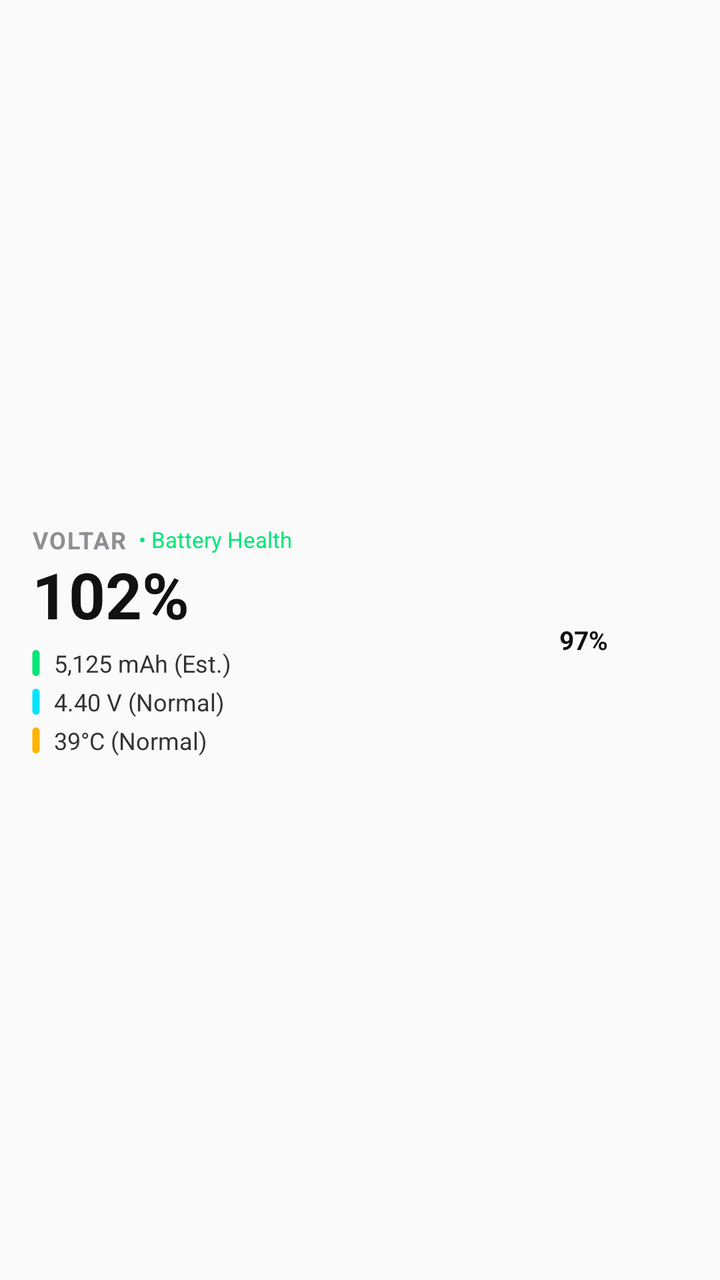
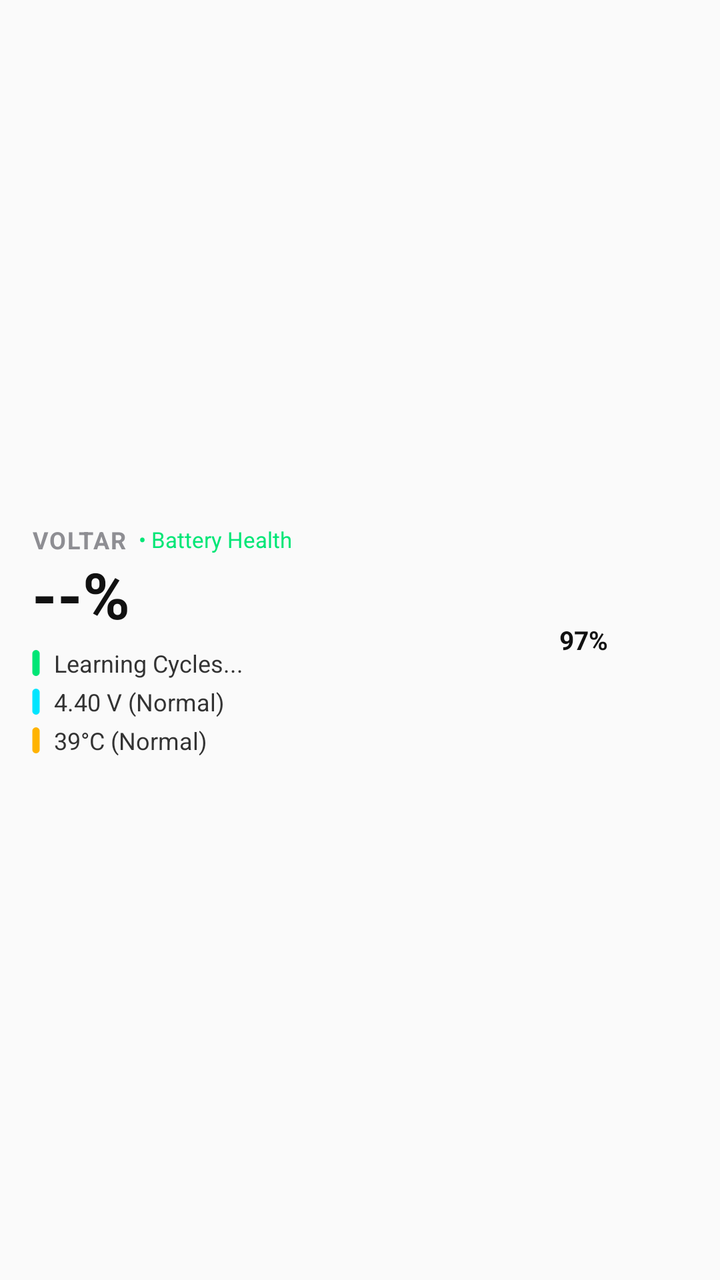

Compare the two renders of this Android layout. The source of the first and the diff that turns it into the second are given below.
<!-- AndroidManifest.xml: application theme Theme.Voltar -->
<!-- res/layout/widget_voltar_medium.xml -->
<?xml version="1.0" encoding="utf-8"?>
<FrameLayout xmlns:android="http://schemas.android.com/apk/res/android"
    android:id="@+id/widget_root"
    android:layout_width="match_parent"
    android:layout_height="match_parent">

    
    <ImageView
        android:id="@+id/widget_background"
        android:layout_width="match_parent"
        android:layout_height="match_parent"
        android:scaleType="fitXY"
        android:contentDescription="@null" />

    
    <LinearLayout
        android:layout_width="match_parent"
        android:layout_height="match_parent"
        android:orientation="horizontal"
        android:padding="16dp"
        android:gravity="center_vertical"
        android:baselineAligned="false">

        
        <LinearLayout
            android:layout_width="0dp"
            android:layout_height="wrap_content"
            android:layout_weight="1"
            android:orientation="vertical">

            
            <LinearLayout
                android:layout_width="wrap_content"
                android:layout_height="wrap_content"
                android:orientation="horizontal"
                android:gravity="center_vertical">

                <TextView
                    android:id="@+id/widget_title"
                    android:layout_width="wrap_content"
                    android:layout_height="wrap_content"
                    android:text="VOLTAR"
                    android:textSize="12sp"
                    android:textStyle="bold"
                    android:textColor="#8E8E93"
                    android:letterSpacing="0.05" />

                <TextView
                    android:id="@+id/widget_badge"
                    android:layout_width="wrap_content"
                    android:layout_height="wrap_content"
                    android:layout_marginStart="6dp"
                    android:text="• Battery Health"
                    android:textSize="11sp"
                    android:textColor="#00E676" />
            </LinearLayout>

            
            <TextView
                android:id="@+id/widget_health_value"
                android:layout_width="wrap_content"
                android:layout_height="wrap_content"
                android:layout_marginTop="2dp"
                android:layout_marginBottom="6dp"
                android:text="102%"
                android:textSize="32sp"
                android:textStyle="bold"
                android:textColor="#111111"
                android:includeFontPadding="false" />

            
            <LinearLayout
                android:layout_width="wrap_content"
                android:layout_height="wrap_content"
                android:orientation="horizontal"
                android:gravity="center_vertical"
                android:layout_marginBottom="3dp">

                <ImageView
                    android:layout_width="4dp"
                    android:layout_height="13dp"
                    android:layout_marginEnd="7dp"
                    android:src="@drawable/widget_pill_emerald"
                    android:contentDescription="@null" />

                <TextView
                    android:id="@+id/widget_capacity_text"
                    android:layout_width="wrap_content"
                    android:layout_height="wrap_content"
                    android:text="5,125 mAh (Est.)"
                    android:textSize="12sp"
                    android:textColor="#333333"
                    android:maxLines="1"
                    android:ellipsize="end" />
            </LinearLayout>

            
            <LinearLayout
                android:layout_width="wrap_content"
                android:layout_height="wrap_content"
                android:orientation="horizontal"
                android:gravity="center_vertical"
                android:layout_marginBottom="3dp">

                <ImageView
                    android:layout_width="4dp"
                    android:layout_height="13dp"
                    android:layout_marginEnd="7dp"
                    android:src="@drawable/widget_pill_cyan"
                    android:contentDescription="@null" />

                <TextView
                    android:id="@+id/widget_voltage_text"
                    android:layout_width="wrap_content"
                    android:layout_height="wrap_content"
                    android:text="4.40 V (Normal)"
                    android:textSize="12sp"
                    android:textColor="#333333"
                    android:maxLines="1"
                    android:ellipsize="end" />
            </LinearLayout>

            
            <LinearLayout
                android:layout_width="wrap_content"
                android:layout_height="wrap_content"
                android:orientation="horizontal"
                android:gravity="center_vertical">

                <ImageView
                    android:layout_width="4dp"
                    android:layout_height="13dp"
                    android:layout_marginEnd="7dp"
                    android:src="@drawable/widget_pill_amber"
                    android:contentDescription="@null" />

                <TextView
                    android:id="@+id/widget_temp_text"
                    android:layout_width="wrap_content"
                    android:layout_height="wrap_content"
                    android:text="39°C (Normal)"
                    android:textSize="12sp"
                    android:textColor="#333333"
                    android:maxLines="1"
                    android:ellipsize="end" />
            </LinearLayout>

        </LinearLayout>

        
        <FrameLayout
            android:layout_width="104dp"
            android:layout_height="104dp"
            android:layout_gravity="center_vertical"
            android:layout_marginStart="8dp">

            <ImageView
                android:id="@+id/widget_gauge_image"
                android:layout_width="match_parent"
                android:layout_height="match_parent"
                android:scaleType="fitCenter"
                android:contentDescription="Battery Gauge" />

            <TextView
                android:id="@+id/widget_gauge_center_text"
                android:layout_width="wrap_content"
                android:layout_height="wrap_content"
                android:layout_gravity="center"
                android:text="97%"
                android:textSize="13sp"
                android:textStyle="bold"
                android:textColor="#111111" />
        </FrameLayout>

    </LinearLayout>

</FrameLayout>
<!-- resources referenced by this layout -->
<resources>
  <!-- drawable widget_pill_amber (drawable) -->
  <?xml version="1.0" encoding="utf-8"?>
  <shape xmlns:android="http://schemas.android.com/apk/res/android"
      android:shape="rectangle">
      <solid android:color="#FFB300" />
      <corners android:radius="4dp" />
      <size android:width="4dp" android:height="14dp" />
  </shape>
  <!-- drawable widget_pill_cyan (drawable) -->
  <?xml version="1.0" encoding="utf-8"?>
  <shape xmlns:android="http://schemas.android.com/apk/res/android"
      android:shape="rectangle">
      <solid android:color="#00E5FF" />
      <corners android:radius="4dp" />
      <size android:width="4dp" android:height="14dp" />
  </shape>
  <!-- drawable widget_pill_emerald (drawable) -->
  <?xml version="1.0" encoding="utf-8"?>
  <shape xmlns:android="http://schemas.android.com/apk/res/android"
      android:shape="rectangle">
      <solid android:color="#00E676" />
      <corners android:radius="4dp" />
      <size android:width="4dp" android:height="14dp" />
  </shape>
  <style name="Theme.Voltar" parent="android:Theme.Material.Light.NoActionBar" />
</resources>

<!-- the commit's change to res/layout/widget_voltar_medium.xml (unified diff, before → after) -->
@@ -62,7 +62,7 @@
                 android:layout_height="wrap_content"
                 android:layout_marginTop="2dp"
                 android:layout_marginBottom="6dp"
-                android:text="102%"
+                android:text="--%"
                 android:textSize="32sp"
                 android:textStyle="bold"
                 android:textColor="#111111"
@@ -87,7 +87,7 @@
                     android:id="@+id/widget_capacity_text"
                     android:layout_width="wrap_content"
                     android:layout_height="wrap_content"
-                    android:text="5,125 mAh (Est.)"
+                    android:text="Learning Cycles..."
                     android:textSize="12sp"
                     android:textColor="#333333"
                     android:maxLines="1"
